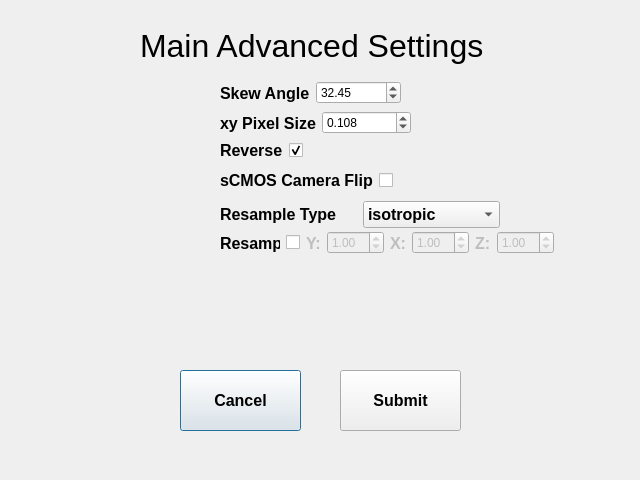
Qt form mainadvanced.ui (abcucberkeley/PetaKit5D-GUI) before a commit.
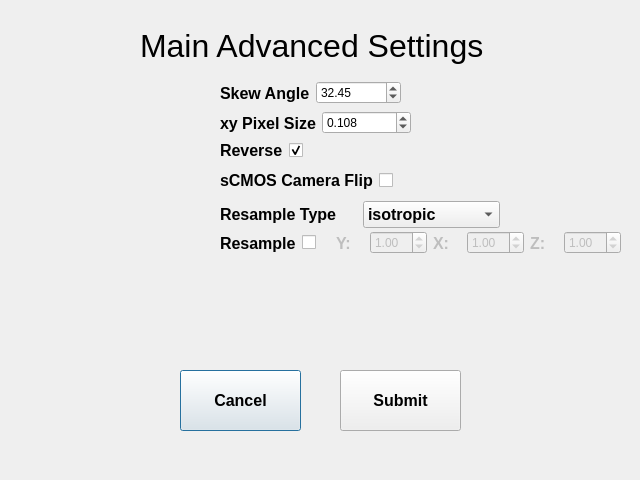
The same form after that commit.

```diff
--- a/mainadvanced.ui
+++ b/mainadvanced.ui
@@ -291,7 +291,7 @@
     <rect>
      <x>220</x>
      <y>230</y>
-     <width>334</width>
+     <width>401</width>
      <height>26</height>
     </rect>
    </property>
```
Left out of the diff: 3 changed lines with no effect on the pictures.
